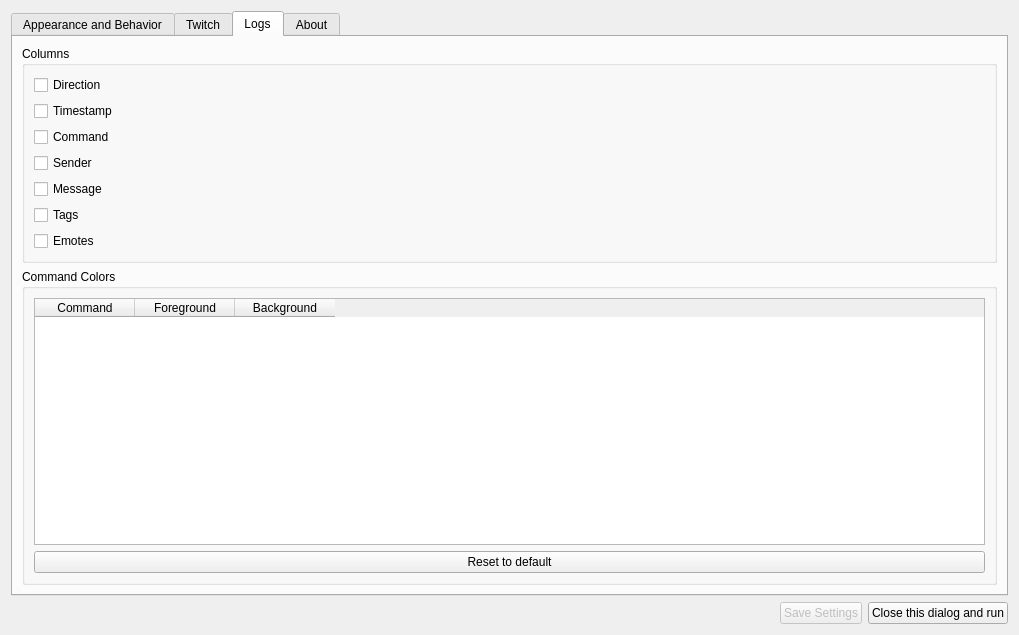
Old version of the form setupwidget.ui in the repository xiluembo/atsumari.
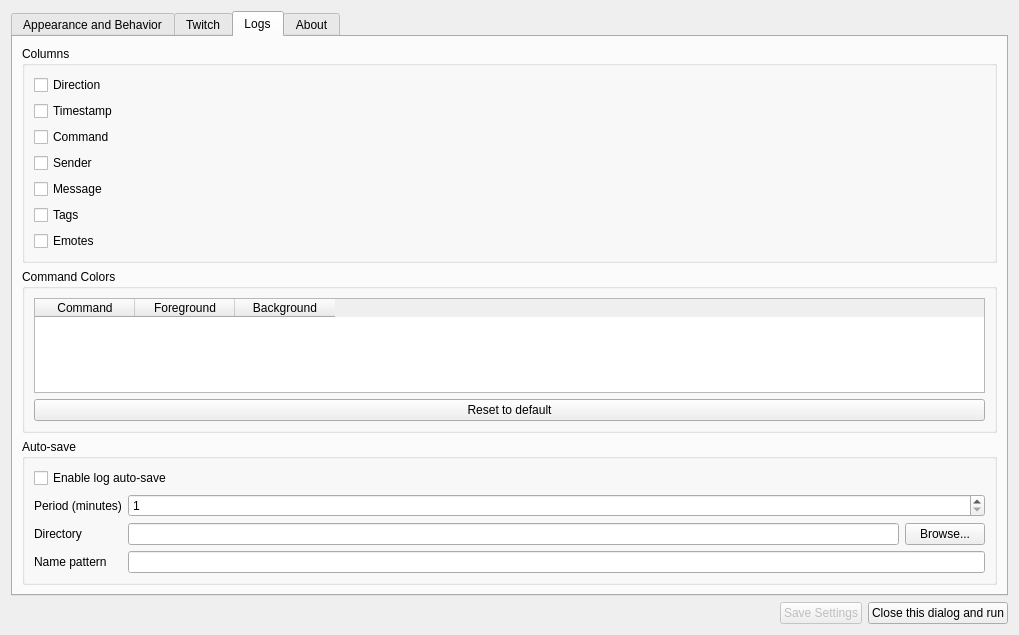
New version of the form. The open tabs and pages were chosen to show the change. Icons and pictures are not drawn.

Commit message: Remove legacy autosave filename placeholder compatibility

The edit to the form file:
```diff
--- a/setupwidget.ui
+++ b/setupwidget.ui
@@ -1181,6 +1181,66 @@
          </layout>
         </widget>
        </item>
+       <item>
+        <widget class="QGroupBox" name="grpLogAutosave">
+         <property name="title">
+          <string>Auto-save</string>
+         </property>
+         <layout class="QGridLayout" name="gridLayout_autosave">
+          <item row="0" column="0" colspan="3">
+           <widget class="QCheckBox" name="chkLogAutosaveEnabled">
+            <property name="text">
+             <string>Enable log auto-save</string>
+            </property>
+           </widget>
+          </item>
+          <item row="1" column="0">
+           <widget class="QLabel" name="lblLogAutosavePeriod">
+            <property name="text">
+             <string>Period (minutes)</string>
+            </property>
+           </widget>
+          </item>
+          <item row="1" column="1" colspan="2">
+           <widget class="QSpinBox" name="spnLogAutosavePeriod">
+            <property name="minimum">
+             <number>1</number>
+            </property>
+            <property name="maximum">
+             <number>1440</number>
+            </property>
+           </widget>
+          </item>
+          <item row="2" column="0">
+           <widget class="QLabel" name="lblLogAutosaveDirectory">
+            <property name="text">
+             <string>Directory</string>
+            </property>
+           </widget>
+          </item>
+          <item row="2" column="1">
+           <widget class="QLineEdit" name="edtLogAutosaveDirectory"/>
+          </item>
+          <item row="2" column="2">
+           <widget class="QPushButton" name="btnLogAutosaveBrowseDir">
+            <property name="text">
+             <string>Browse...</string>
+            </property>
+           </widget>
+          </item>
+          <item row="3" column="0">
+           <widget class="QLabel" name="lblLogAutosavePattern">
+            <property name="text">
+             <string>Name pattern</string>
+            </property>
+           </widget>
+          </item>
+          <item row="3" column="1" colspan="2">
+           <widget class="QLineEdit" name="edtLogAutosavePattern"/>
+          </item>
+         </layout>
+        </widget>
+       </item>
       </layout>
      </widget>
      <widget class="QWidget" name="tabAbout">
```
The commit also changes 5 other files.
